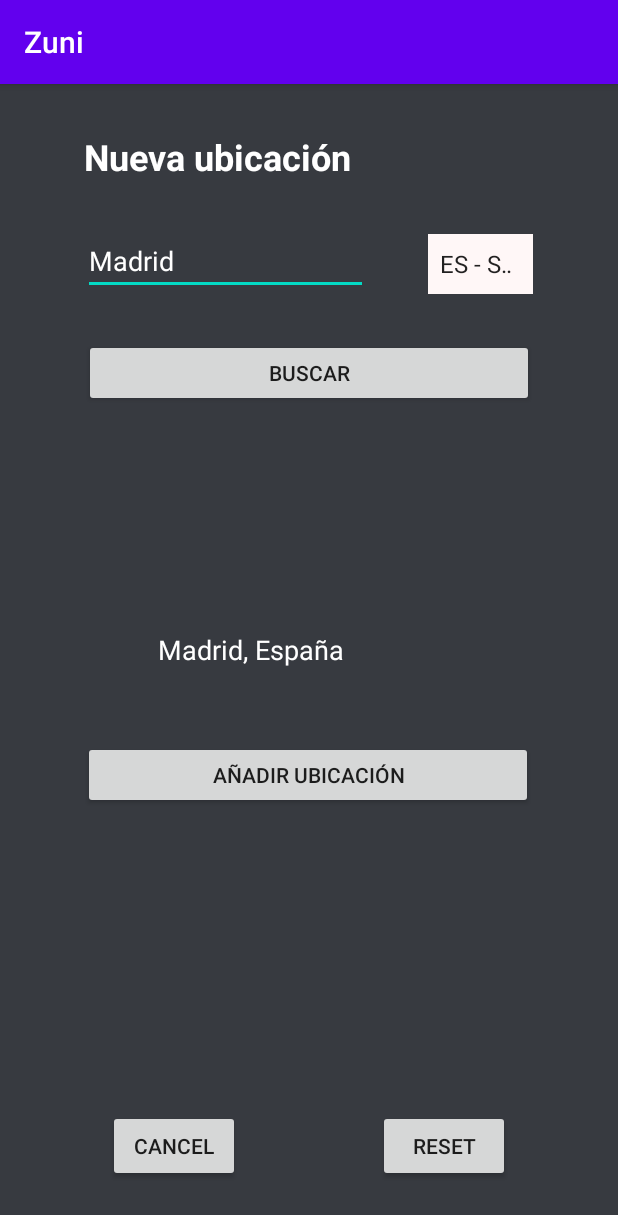
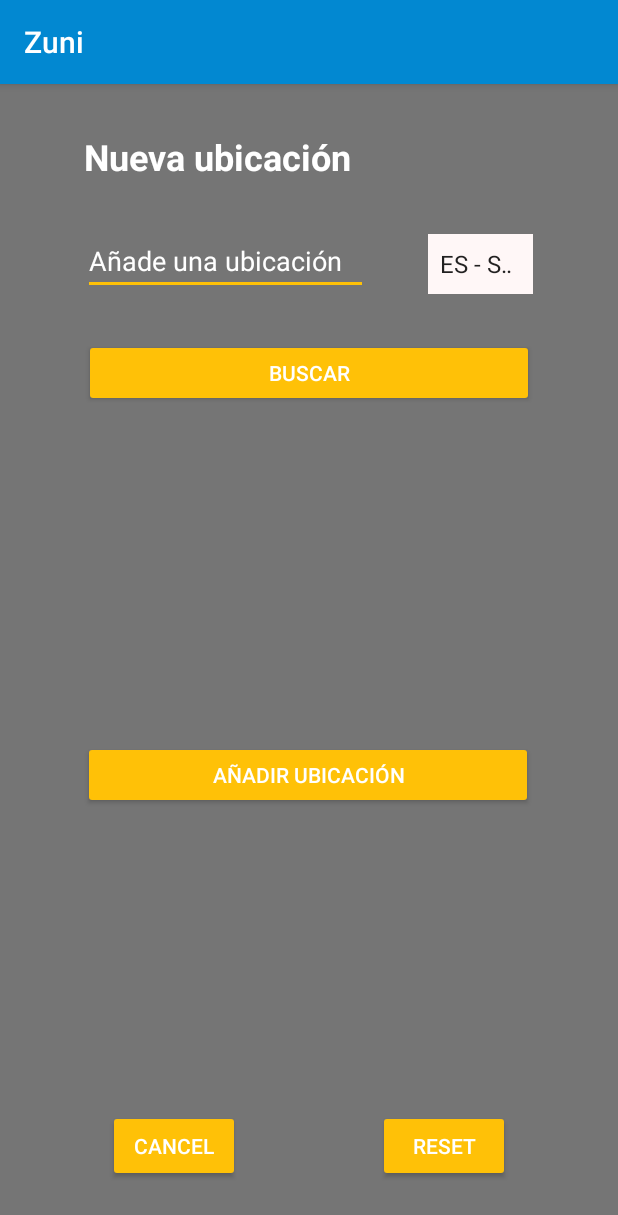
Before and after one commit to julioct99/zuni, an Android app: the AddUbicacionActivity screen opened directly, with no data from a screen before it, on a phone screen of 412 x 824 dp. Shown: the top 1215 px of the screen. Run offline under Robolectric (Android 15) with nearby library versions, the phone set to English and light mode, and no system bars.

Commit message:
Colores actualizados

```diff
--- a/app/src/main/res/layout/activity_add_ubicacion.xml
+++ b/app/src/main/res/layout/activity_add_ubicacion.xml
@@ -14,14 +14,16 @@
         android:layout_marginLeft="55dp"
         android:layout_marginTop="36dp"
         android:ems="10"
+        android:hint="Añade una ubicación"
         android:inputType="textPersonName"
-        android:text="Madrid"
         android:textColor="#FFFFFF"
+        android:textColorHint="#FFFFFF"
         app:layout_constraintStart_toStartOf="parent"
         app:layout_constraintTop_toBottomOf="@+id/ubicacionNuevaUbi" />
 
     <Button
         android:id="@+id/ubicacionBuscarButton"
+        style="@style/Widget.AppCompat.Button.Colored"
         android:layout_width="300dp"
         android:layout_height="45dp"
         android:layout_marginTop="29dp"
@@ -35,7 +37,6 @@
         android:layout_width="200dp"
         android:layout_height="45dp"
         android:layout_marginTop="149dp"
-        android:text="Madrid, España"
         android:textColor="#FFFFFF"
         android:textSize="18sp"
         app:layout_constraintEnd_toEndOf="parent"
@@ -45,6 +46,7 @@
 
     <Button
         android:id="@+id/ubicacionSubmit"
+        style="@style/Widget.AppCompat.Button.Colored"
         android:layout_width="300dp"
         android:layout_height="45dp"
         android:layout_marginTop="28dp"
@@ -84,6 +86,7 @@
 
     <Button
         android:id="@+id/ubicacionCancel"
+        style="@style/Widget.AppCompat.Button.Colored"
         android:layout_width="wrap_content"
         android:layout_height="wrap_content"
         android:layout_marginStart="72dp"
@@ -95,6 +98,7 @@
 
     <Button
         android:id="@+id/ubicacionReset"
+        style="@style/Widget.AppCompat.Button.Colored"
         android:layout_width="wrap_content"
         android:layout_height="wrap_content"
         android:layout_marginEnd="72dp"
--- a/app/src/main/res/layout/activity_detalles_evento.xml
+++ b/app/src/main/res/layout/activity_detalles_evento.xml
@@ -81,7 +81,7 @@
             android:layout_marginStart="16dp"
             android:layout_marginLeft="16dp"
             android:text="Fecha"
-            android:textColor="@android:color/holo_blue_dark"
+            android:textColor="@color/colorAccent"
             android:textSize="25sp"
             android:textStyle="bold"
             app:layout_constraintStart_toStartOf="parent"
@@ -95,7 +95,7 @@
             android:layout_marginLeft="16dp"
             android:layout_marginTop="5dp"
             android:text="Ubicación"
-            android:textColor="@android:color/holo_blue_dark"
+            android:textColor="@color/colorAccent"
             android:textSize="25sp"
             android:textStyle="bold"
             app:layout_constraintStart_toStartOf="parent"
@@ -109,7 +109,7 @@
             android:layout_marginLeft="16dp"
             android:layout_marginTop="5dp"
             android:text="Descripción"
-            android:textColor="@android:color/holo_blue_dark"
+            android:textColor="@color/colorAccent"
             android:textSize="25sp"
             android:textStyle="bold"
             app:layout_constraintStart_toStartOf="parent"
--- a/app/src/main/res/layout/list_days.xml
+++ b/app/src/main/res/layout/list_days.xml
@@ -11,7 +11,7 @@
         android:id="@+id/contraint_layout"
         android:layout_width="match_parent"
         android:layout_height="wrap_content"
-        android:background="#9C27B0">
+        android:background="@color/colorPrimaryDark">
 
 
         <ImageView
--- a/app/src/main/res/layout/list_historical.xml
+++ b/app/src/main/res/layout/list_historical.xml
@@ -11,7 +11,7 @@
         android:id="@+id/contraint_layout"
         android:layout_width="match_parent"
         android:layout_height="match_parent"
-        android:background="#9C27B0">
+        android:background="@color/colorPrimaryDark">
 
         <TextView
             android:id="@+id/tv_day"
@@ -38,7 +38,7 @@
             android:layout_marginTop="16dp"
             android:layout_marginEnd="16dp"
             android:layout_marginRight="16dp"
-            android:background="#9C27B0"
+            android:background="@color/colorPrimaryDark"
             android:src="@drawable/delete"
             app:layout_constraintStart_toEndOf="@+id/tv_day"
             app:layout_constraintTop_toTopOf="parent"
--- a/app/src/main/res/layout/list_meteohoras.xml
+++ b/app/src/main/res/layout/list_meteohoras.xml
@@ -10,7 +10,7 @@
     <androidx.constraintlayout.widget.ConstraintLayout
         android:layout_width="match_parent"
         android:layout_height="70dp"
-        android:background="#9C27B0">
+        android:background="@color/colorPrimaryDark">
 
         <TextView
             android:id="@+id/h_viento"
@@ -69,6 +69,7 @@
             app:layout_constraintTop_toTopOf="parent" />
 
         <ImageView
+            android:elevation="5dp"
             android:id="@+id/h_image"
             android:layout_width="62dp"
             android:layout_height="62dp"
--- a/app/src/main/res/layout/nav_header_main.xml
+++ b/app/src/main/res/layout/nav_header_main.xml
@@ -3,7 +3,7 @@
     xmlns:app="http://schemas.android.com/apk/res-auto"
     android:layout_width="match_parent"
     android:layout_height="@dimen/nav_header_height"
-    android:background="@drawable/side_nav_bar"
+    android:background="@color/colorPrimary"
     android:gravity="bottom"
     android:orientation="vertical"
     android:paddingLeft="@dimen/activity_horizontal_margin"
--- a/app/src/main/res/values/colors.xml
+++ b/app/src/main/res/values/colors.xml
@@ -1,7 +1,8 @@
 <?xml version="1.0" encoding="utf-8"?>
 <resources>
-    <color name="colorPrimary">#6200EE</color>
-    <color name="colorPrimaryDark">#3700B3</color>
-    <color name="colorAccent">#03DAC5</color>
-    <color name="background">#373a40</color>
+    <color name="colorPrimary">#0288D1</color>
+    <color name="colorPrimaryDark">#03A9F4</color>
+    <color name="colorPrimaryLight">#E1BEE7</color>
+    <color name="colorAccent">#FFC107</color>
+    <color name="background">#757575</color>
 </resources>
```
